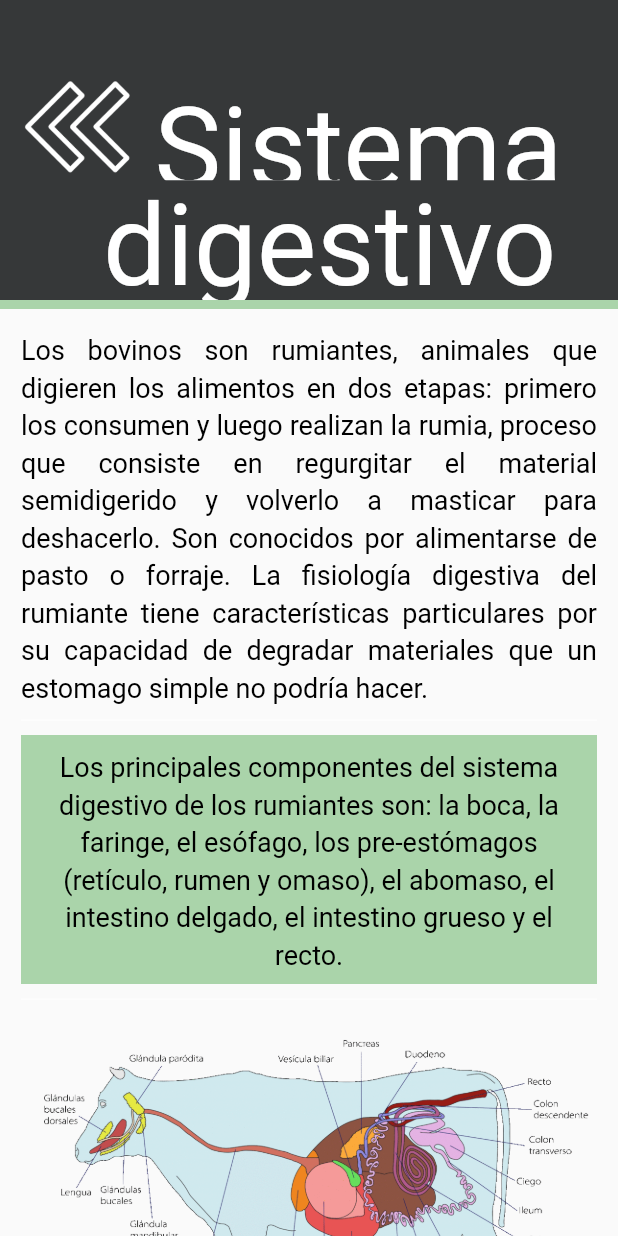
After one commit to LigiaRojas/Eba, a Flutter app: the DigestiveScreen screen opened directly, on a phone screen of 412 x 824 dp. The commit adds this screen. Run offline on Flutter 3.47's test engine with Material 2 defaults, Android fonts, the phone set to English and light mode, and no system bars; our stand-ins replace logger; missing offline and left inert: flutter_session, flutter_unity_widget, mongo_dart; Roboto replaces fonts that are missing (LeagueSpartan).

Commit message:
Pantalla de información sobre el Sistema Digestivo

```diff
--- /dev/null
+++ b/lib/views/systems/digestive_screen.dart
@@ -0,0 +1,234 @@
+import 'package:flutter/cupertino.dart';
+import 'package:logger/logger.dart';
+import 'package:flutter/material.dart';
+
+class DigestiveScreen extends StatelessWidget {
+  @override
+  Widget build(BuildContext context) {
+    return Scaffold(
+      resizeToAvoidBottomPadding: false,
+      body: Column(
+        children: [
+          Expanded(
+            flex: 1,
+            child: Container(
+              alignment: Alignment.topLeft,
+              color: Color(0xff363839),
+              child: Column(
+                children: [
+                  Expanded(
+                    flex: 7,
+                    child: Row(
+                      children: [
+                        Expanded(
+                          flex: 1,
+                          child: Container(
+                            alignment: Alignment.bottomRight,
+                            child: FlatButton(
+                              onPressed: () {
+                                Logger().d('Going back from Digestive System Screen - On screen back button');
+                                Navigator.pop(context);
+                              },
+                              child: Image.asset('images/left-arrow.png'),
+                            ),
+                          ),
+                        ),
+                        Expanded(
+                          flex: 3,
+                          child: Container(
+                            padding: const EdgeInsets.only(top: 55.0),
+                            alignment: Alignment.bottomLeft,
+                            child: Text(
+                              'Sistema',
+                              style: TextStyle(
+                                fontFamily: 'LeagueSpartan',
+                                color: Colors.white,
+                                fontSize: 75.0,
+                              ),
+                            ),
+                          ),
+                        )
+                      ],
+                    ),
+                  ),
+                  Expanded(
+                    flex: 5,
+                    child: Row(
+                      children: [
+                        Expanded(
+                          flex: 1,
+                          child: Container(),
+                        ),
+                        Expanded(
+                          flex: 5,
+                          child: Container(
+                            alignment: Alignment.topLeft,
+                            child: Text(
+                              'digestivo',
+                              style: TextStyle(
+                                fontFamily: 'LeagueSpartan',
+                                color: Colors.white,
+                                fontSize: 75.0,
+                              ),
+                            ),
+                          ),
+                        ),
+                      ],
+                    )
+                  )
+                ],
+              ),
+            ),
+          ),
+          Divider(
+            thickness: 6.0,
+            height: 0.0,
+            color: Color(0xffaad4aa),
+          ),
+          Expanded(
+            flex: 3,
+            child: ListView(
+              padding: const EdgeInsets.all(14.0),
+              children: [
+                ...buildStandardText('Los bovinos son rumiantes, animales que '
+                    'digieren los alimentos en dos etapas: primero los consumen '
+                    'y luego realizan la rumia, proceso que consiste en '
+                    'regurgitar el material semidigerido y volverlo a masticar '
+                    'para deshacerlo. Son conocidos por alimentarse de pasto o '
+                    'forraje. La fisiología digestiva del rumiante tiene '
+                    'características particulares por su capacidad de degradar '
+                    'materiales que un estomago simple no podría hacer.'
+                ),
+                ...buildBoxedText('Los principales componentes del sistema '
+                    'digestivo de los rumiantes son: la boca, la faringe, el '
+                    'esófago, los pre-estómagos (retículo, rumen y omaso), el '
+                    'abomaso, el intestino delgado, el intestino grueso y el '
+                    'recto.'),
+                Image.asset('images/digestive-system.gif'),
+                buildDivider(),
+                ...buildStandardText('Dedican cerca de ocho horas al día a la '
+                    'ingestión de su alimentación. Aprisionan el alimento con '
+                    'su lengua ágil y áspera, y sus incisivos inferiores les '
+                    'permiten cortar la hierba contra su almohadilla dental; un '
+                    'ligero movimiento de la cabeza hacia atrás facilita el '
+                    'corte de la hierba. Durante la masticación, las glándulas '
+                    'salivares producen la saliva para la preparación del bolo '
+                    'alimenticio que a través del esófago se dirige hacia el '
+                    'estómago. Un bovino da unos 40000 golpes de mandíbula al '
+                    'día (10000 durante la toma de alimento y 30000 durante la '
+                    'rumia).'
+                ),
+                ...buildStandardText('Una característica distintiva de los '
+                    'rumiantes es su aparato digestivo poligástrico compuesto '
+                    'por cuatro divisiones: tres preestómagos (el rumen o panza, '
+                    'el retículo o redecilla y el omaso o libro) y por el '
+                    'abomaso o estómago propiamente dicho; mediante la rumia y '
+                    'la utilización de estas cuatro cámaras, el estómago de los '
+                    'rumiantes es capaz de aprovechar los carbohidratos '
+                    'estructurales presentes en las plantas (celulosa, '
+                    'hemicelulosa y pectina).',
+                  dividerColor: Color(0xffaad4aa),
+                ),
+                ...buildStandardText('El primer compartimiento por el que pasan '
+                    'los alimentos es el rumen; a su entrada se encuentra un '
+                    'repliegue de piel, el canal esofágico, que permite a la '
+                    'leche en los jóvenes y al agua en los adultos pasar '
+                    'directamente del esófago al omaso. El rumen es la cámara '
+                    'de mayor tamaño, y representa cerca del 80% del volumen '
+                    'total del estómago.',
+                  dividerColor: Color(0xffaad4aa),
+                ),
+                ...buildStandardText('El retículo tiene como función la retención '
+                    'de las partículas alimentarias y movilizar el alimento '
+                    'digerido hacia el omaso o hacia el rumen en la regurgitación '
+                    'del alimento después de la rumia. Las partículas más gruesas '
+                    'son rechazadas hacia el rumen antes de ser masticadas otra '
+                    'vez en el proceso de rumia. Las más finas pueden pasar '
+                    'hacia el omaso.',
+                  dividerColor: Color(0xffaad4aa),
+                ),
+                ...buildStandardText('El omaso está formado por finas láminas '
+                    'parecidas en cierta forma a las hojas de un libro, de ahí '
+                    'que también reciba el nombre de libro o librillo. Este '
+                    'constituye una antecámara desde la cual pasa el bolo '
+                    'alimenticio al abomaso, y es el encargado de la absorción '
+                    'del exceso de agua contenida en los alimentos.',
+                  dividerColor: Color(0xffaad4aa),
+                ),
+                ...buildStandardText('En el abomaso se segregan los jugos '
+                    'gástricos que someten al alimento a la digestión '
+                    'enzimática de las partículas alimentarias y de las '
+                    'bacterias provenientes del rumen. El abomaso está conectado'
+                    ' con el principio del intestino.',
+                  dividerColor: Color(0xffaad4aa),
+                ),
+                ...buildStandardText('El intestino delgado se encarga de la '
+                    'digestión y absorción de nutrientes, y ya en el intestino '
+                    'grueso, el ciego se encarga de la fermentación de los '
+                    'productos de digestión no absorbidos, el colon de la '
+                    'absorción de agua y minerales, y el recto recibe los '
+                    'materiales de desecho que quedan después de todo el proceso '
+                    'de la digestión de los alimentos, constituyendo las heces '
+                    'que serán expulsadas.'),
+                ...buildBoxedText('Como dato adicional, existen enfermedades '
+                    'como la cetosis, este es un trastorno que afecta a las '
+                    'vacas en lactación. Al llamar la grasa corporal para ayudar '
+                    'a satisfacer las necesidades energéticas de la producción '
+                    'de leche, el sistema nervioso central puede llegar a ser '
+                    'disfuncional, haciendo que las vacas tiendan a tropezar, '
+                    'perder el apetito y se vuelven débiles.',
+                  fontFamily: 'Canda Tawa Regular',
+                  fontSize: 25.0,
+                  height: 1.2
+                ),
+              ],
+            )
+          )
+        ],
+      ),
+    );
+  }
+}
+
+List<Widget> buildStandardText(String text, {Color dividerColor: Colors.white}) {
+  return [
+    Text(
+      text,
+      textAlign: TextAlign.justify,
+      style: TextStyle(
+          fontFamily: 'LeagueSpartan',
+          color: Colors.black,
+          fontSize: 18.0,
+          height: 1.4
+      ),
+    ),
+    buildDivider(color: dividerColor)
+  ];
+}
+
+List<Widget> buildBoxedText(String text, { String fontFamily: 'LeagueSpartan', fontSize: 18.0, height: 1.4, Color dividerColor: Colors.white }) {
+  return [
+    Container(
+      color: Color(0xffaad4aa),
+      alignment: Alignment.center,
+      padding: const EdgeInsets.all(8.0),
+      child: Text(
+        text,
+        textAlign: TextAlign.center,
+        style: TextStyle(
+            fontFamily: fontFamily,
+            color: Colors.black,
+            fontSize: fontSize,
+            height: height
+        ),
+      ),
+    ),
+    buildDivider(color: dividerColor)
+  ];
+}
+
+Divider buildDivider({ Color color: Colors.white }) => Divider(
+  thickness: color == Colors.white ? 0.0 : 5.0,
+  height: 20.0,
+  color: color,
+);
--- a/lib/views/unity_screen.dart
+++ b/lib/views/unity_screen.dart
@@ -68,7 +68,7 @@ class _UnityScreenState extends State<UnityScreen>{
                             Logger().d('Going to Information Menu from Unity Screen');
                             // TODO: Navigator.pushNamed(context, '/information-menu');
                           },
-                          child: Image.asset('images/information_button.png'),
+                          child: Image.asset('images/information-button.png'),
                         ),
                       ),
                     ),
@@ -92,7 +92,7 @@ class _UnityScreenState extends State<UnityScreen>{
                             Logger().d('Going to Systems Menu from Unity Screen');
                             Navigator.pushNamed(context, '/systems-menu');
                           },
-                          child: Image.asset('images/systems_button.png'),
+                          child: Image.asset('images/systems-button.png'),
                         ),
                       ),
                     ),
--- a/lib/views/videos_screen.dart
+++ b/lib/views/videos_screen.dart
@@ -1,5 +1,5 @@
+import 'package:logger/logger.dart';
 import 'package:flutter/material.dart';
-import 'package:logger/logger.dart';
 
 class VideosScreen extends StatelessWidget {
   @override
```
Also changed, not shown: images/digestive-system.gif (added), images/information-button.png (renamed from images/information_button.png), images/systems-button.png (renamed from images/systems_button.png).
